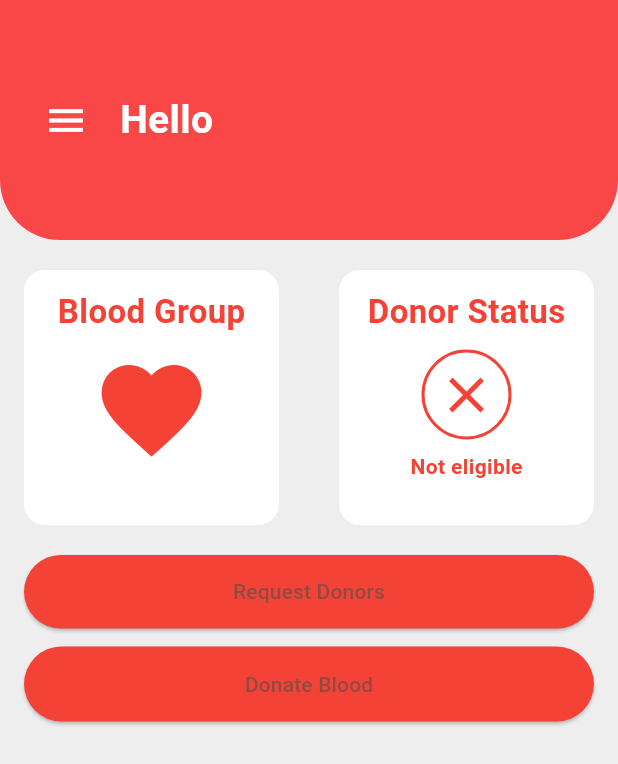
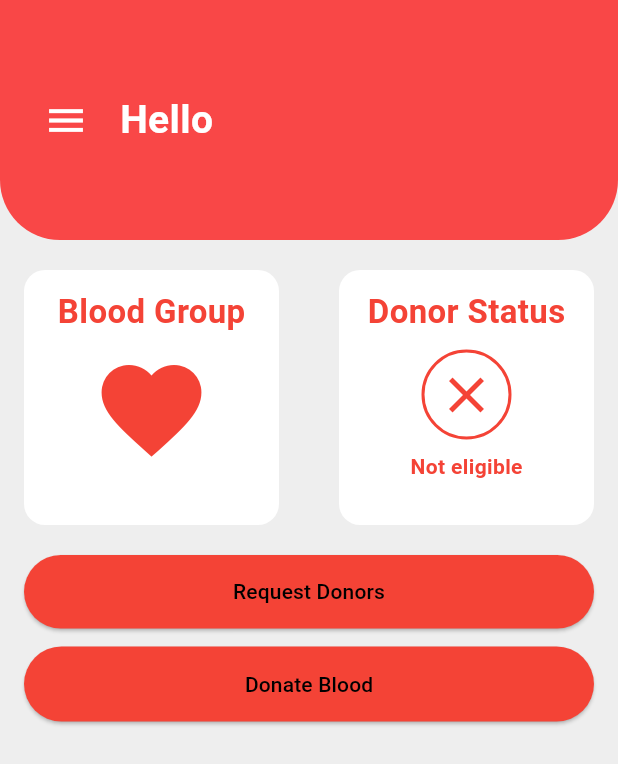
Before and after one commit to hardik7426/blood_bank_app, a Flutter app: the UserDashboardPage screen opened directly with empty values, on a phone screen of 412 x 824 dp. Shown: the top 764 px of the screen. Run offline on Flutter 3.47's test engine with Material 3 defaults, Android fonts, the phone set to English and light mode, and no system bars.

Commit message:
overlapping_font_color

```diff
--- a/lib/screens/user/user_dashboard_page.dart
+++ b/lib/screens/user/user_dashboard_page.dart
@@ -122,7 +122,7 @@ class _UserDashboardPageState extends State<UserDashboardPage> {
                         ),
                       );
                     },
-                    child: const Text('Request Donors'),
+                    child: const Text('Request Donors', style: TextStyle(color: Colors.black),),
                   ),
                   const SizedBox(height: 12),
                   ElevatedButton(
@@ -138,7 +138,7 @@ class _UserDashboardPageState extends State<UserDashboardPage> {
                         ),
                       );
                     },
-                    child: const Text('Donate Blood'),
+                    child: const Text('Donate Blood', style: TextStyle(color: Colors.black),),
 
                   ),
                 ],
@@ -211,7 +211,7 @@ class _UserDashboardPageState extends State<UserDashboardPage> {
               ],
             ),
         ],
-      ),
-    );
-  }
+     ),
+);
 }
+}
```
